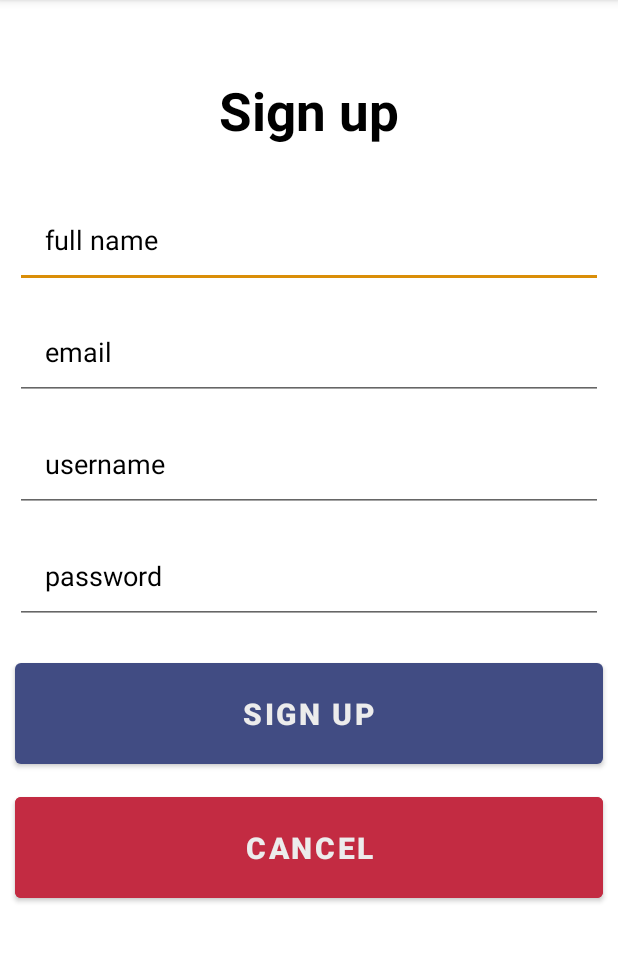
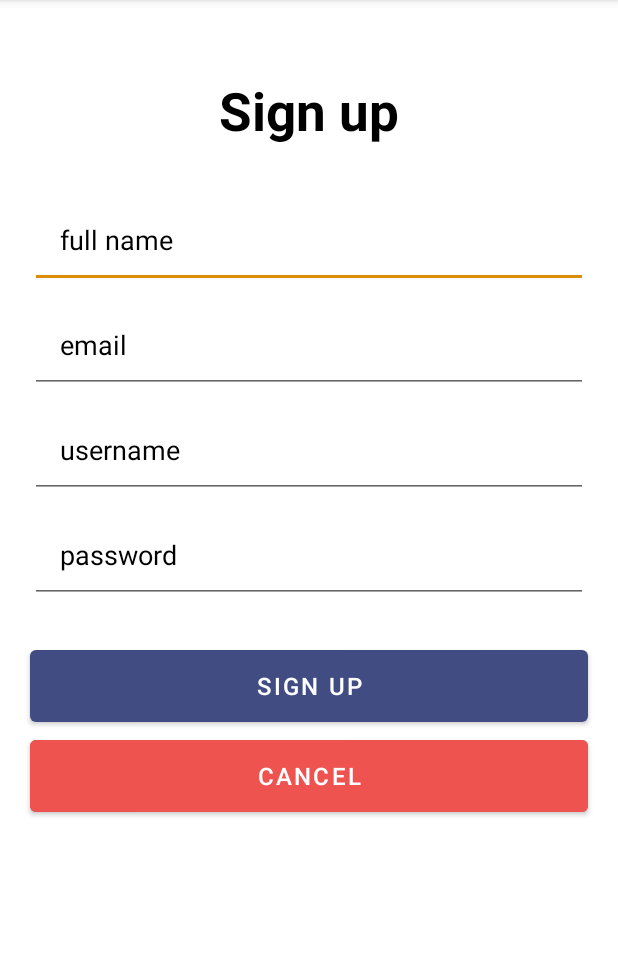
Before and after one commit to Codepath-UIC-Team2/SportCave, an Android app: the signup screen opened directly, with no data from a screen before it, on a phone screen of 412 x 824 dp, the part 84-1046 px from its top. Run offline under Robolectric (Android 15) with nearby library versions, the phone set to English and light mode, and no system bars; libraries missing offline, so code that uses them is left out: com.parse.

Commit message:
Search reactions, persist login, fix time error

```diff
--- a/SportCaveApp/app/src/main/java/com/example/sportcaveapp/TimeFormatter.java
+++ b/SportCaveApp/app/src/main/java/com/example/sportcaveapp/TimeFormatter.java
@@ -14,15 +14,13 @@ public class TimeFormatter {
     public static final String TAG = "TimeFormatter";
 
     public static String getTimeDifference(String dbDate) {
-        String time = "as";
-        String dbFormat = "EEE MMM dd hh:mm:ss z yyyy";
+        String time = "";
+        String dbFormat = "EEE MMM dd kk:mm:ss z yyyy";
         SimpleDateFormat format = new SimpleDateFormat(dbFormat, Locale.ENGLISH);
         format.setLenient(true);
         try {
             System.out.println(dbDate);
-            time = "if";
             long diff = (System.currentTimeMillis() - format.parse(dbDate).getTime()) / 1000;
-            time = "now";
             if (diff < 5)
                 time = "Now";
             else if (diff < 60)
--- a/SportCaveApp/app/src/main/res/layout/fragment_profile.xml
+++ b/SportCaveApp/app/src/main/res/layout/fragment_profile.xml
@@ -92,7 +92,7 @@
         android:layout_width="match_parent"
         android:layout_height="60dp"
         android:layout_marginTop="0dp"
-        android:backgroundTint="#C32B42"
+        android:backgroundTint="#EF5350"
         android:text="Log out"
         app:icon="@drawable/ic_baseline_login_24"
         app:iconGravity="textStart" />
--- a/SportCaveApp/app/src/main/res/layout/signup.xml
+++ b/SportCaveApp/app/src/main/res/layout/signup.xml
@@ -1,8 +1,10 @@
 <?xml version="1.0" encoding="utf-8"?>
-<RelativeLayout
-    xmlns:android="http://schemas.android.com/apk/res/android"
+<RelativeLayout xmlns:android="http://schemas.android.com/apk/res/android"
     android:layout_width="match_parent"
-    android:layout_height="match_parent">
+    android:layout_height="match_parent"
+    xmlns:app="http://schemas.android.com/apk/res-auto"
+    android:paddingRight="10dp"
+    android:paddingLeft="10dp">
 
     <TextView
         android:id="@+id/signupTextview"
@@ -26,7 +28,7 @@
         android:layout_marginStart="10dp"
         android:layout_marginTop="10dp"
         android:layout_marginEnd="10dp"
-        android:layout_marginBottom="10dp"
+        android:layout_marginBottom="5dp"
         android:hint="full name"
         android:padding="20dp"
         android:textColor="@color/black"
@@ -39,9 +41,8 @@
         android:layout_below="@+id/fullname"
         android:layout_centerHorizontal="true"
         android:layout_marginStart="10dp"
-        android:layout_marginTop="0dp"
         android:layout_marginEnd="10dp"
-        android:layout_marginBottom="10dp"
+        android:layout_marginBottom="5dp"
         android:hint="email"
         android:inputType="textEmailAddress"
         android:padding="20dp"
@@ -49,18 +50,17 @@
         android:textColorHint="@color/black" />
 
     <EditText
+        android:id="@+id/SignUPusername"
         android:layout_width="match_parent"
         android:layout_height="wrap_content"
-        android:id="@+id/SignUPusername"
         android:layout_below="@id/SignUPemail"
+        android:layout_marginStart="10dp"
+        android:layout_marginEnd="10dp"
+        android:layout_marginBottom="5dp"
         android:hint="username"
-        android:textColorHint="@color/black"
+        android:padding="20dp"
         android:textColor="@color/black"
-        android:layout_marginStart="10dp"
-        android:layout_marginTop="0dp"
-        android:layout_marginEnd="10dp"
-        android:layout_marginBottom="10dp"
-        android:padding="20dp"/>
+        android:textColorHint="@color/black" />
 
     <EditText
         android:id="@+id/SignUPpassword"
@@ -68,7 +68,6 @@
         android:layout_height="wrap_content"
         android:layout_below="@+id/SignUPusername"
         android:layout_marginStart="10dp"
-        android:layout_marginTop="0dp"
         android:layout_marginEnd="10dp"
         android:layout_marginBottom="10dp"
         android:hint="password"
@@ -80,31 +79,28 @@
     <Button
         android:id="@+id/btnSignup"
         android:layout_width="match_parent"
-        android:layout_height="wrap_content"
+        android:layout_height="60dp"
         android:layout_below="@+id/SignUPpassword"
         android:layout_marginStart="10dp"
-        android:layout_marginTop="10dp"
+        android:layout_marginTop="15dp"
         android:layout_marginEnd="10dp"
-        android:layout_marginBottom="10dp"
-        android:padding="20dp"
-        android:text="Sign Up"
-        android:textColor="#ECECEC"
-        android:textSize="20dp"
-        android:textStyle="bold" />
+        android:text="sign up"
+        android:textColor="@color/white"
+        android:textSize="16sp"
+        app:iconTintMode="multiply" />
 
     <Button
         android:id="@+id/btnCancel"
         android:layout_width="match_parent"
-        android:layout_height="wrap_content"
+        android:layout_height="60dp"
         android:layout_below="@+id/btnSignup"
+        android:layout_centerHorizontal="true"
         android:layout_marginStart="10dp"
         android:layout_marginEnd="10dp"
         android:layout_marginBottom="10dp"
-        android:backgroundTint="#C32B42"
-        android:padding="20dp"
-        android:text="Cancel"
-        android:textColor="#ECECEC"
-        android:textSize="20dp"
-        android:textStyle="bold" />
+        android:backgroundTint="#EF5350"
+        android:text="cancel"
+        android:textColor="@color/white"
+        android:textSize="16sp" />
 
 </RelativeLayout>
--- a/SportCaveApp/app/src/main/res/menu/options_menu.xml
+++ b/SportCaveApp/app/src/main/res/menu/search_menu.xml
@@ -2,9 +2,9 @@
 <menu xmlns:app="http://schemas.android.com/apk/res-auto"
     xmlns:android="http://schemas.android.com/apk/res/android">
 
-    <item android:id="@+id/search"
+    <item android:id="@+id/action_search"
         android:title="Search"
         android:icon="@android:drawable/ic_menu_search"
-        app:showAsAction="collapseActionView|ifRoom"
-        app:actionViewClass="android.widget.SearchView" />
+        app:showAsAction="collapseActionView|always"
+        app:actionViewClass="androidx.appcompat.widget.SearchView" />
 </menu>
```
Also changed, not shown: SportCaveApp/app/src/main/java/com/example/sportcaveapp/Basketball.java (+2 -11 lines), SportCaveApp/app/src/main/java/com/example/sportcaveapp/Football.java (+4 -18 lines), SportCaveApp/app/src/main/java/com/example/sportcaveapp/LoginActivity.java (+13 -3 lines), SportCaveApp/app/src/main/java/com/example/sportcaveapp/MainActivity.java (+1 -65 lines), SportCaveApp/app/src/main/java/com/example/sportcaveapp/fragments/SocialFragment.java (+43 -5 lines), SportCaveApp/app/src/main/java/com/example/sportcaveapp/signup.java (+4 -3 lines), SportCaveApp/app/src/main/res/layout/item_reaction.xml (+6 -1 lines).
